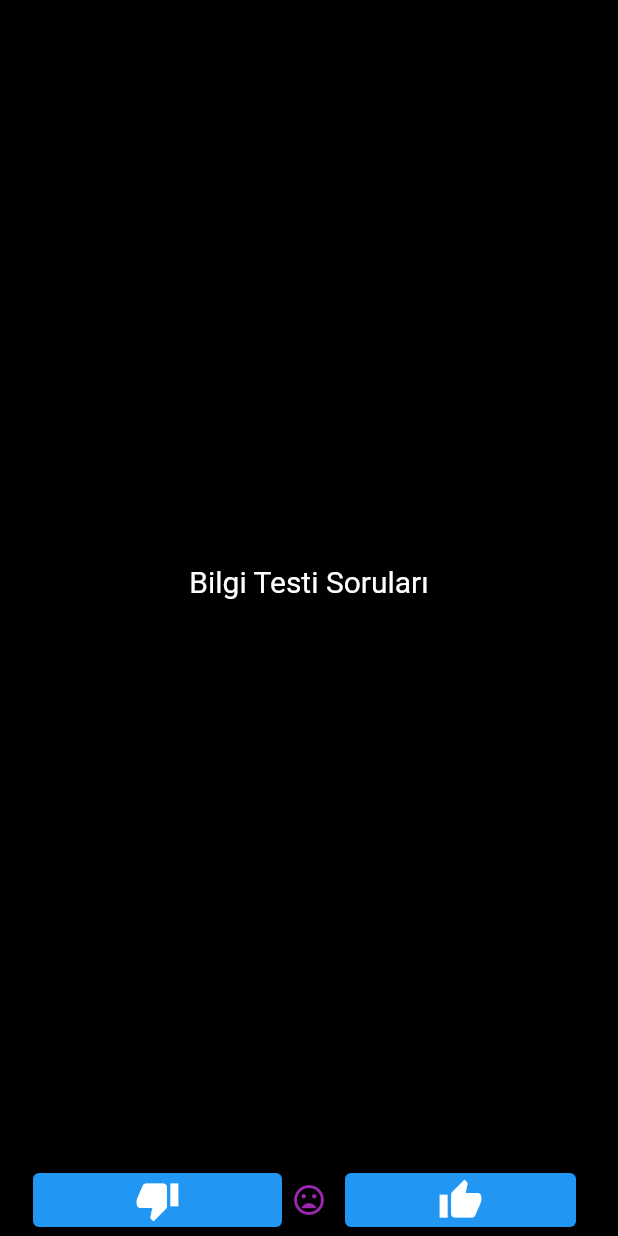
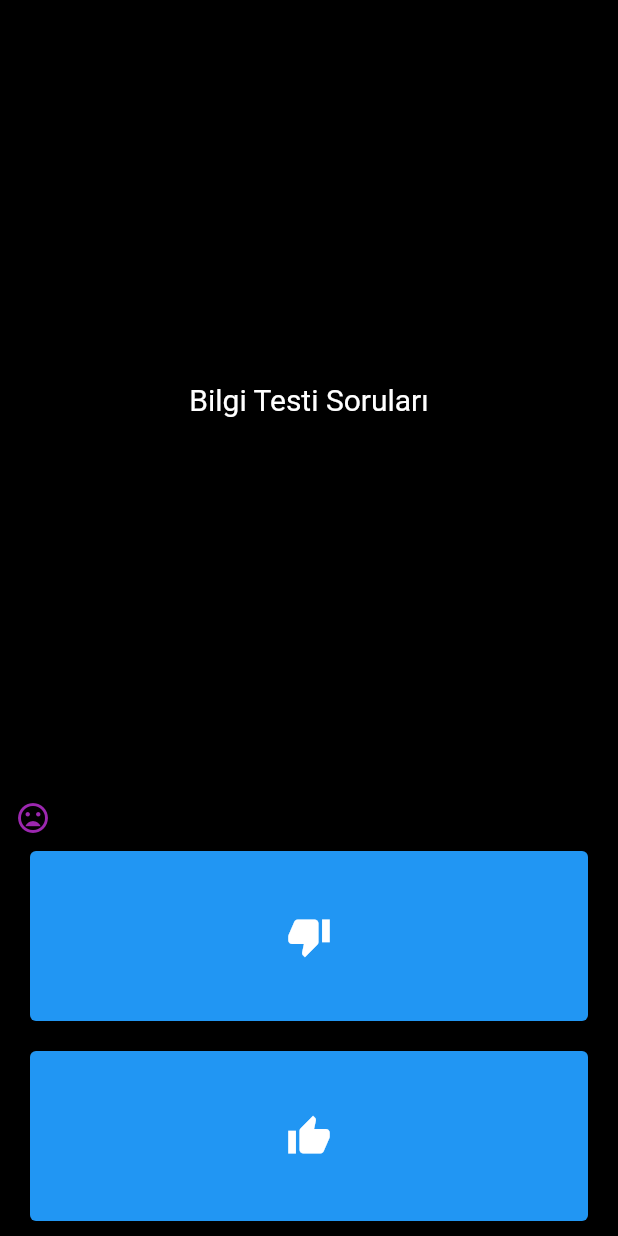
Before and after one commit to gulceefe/bilgikartlari.dart, a Flutter app: the screen it shows after launch, after a tap on the "thumb down" icon, on a phone screen of 412 x 824 dp. Run offline on Flutter 3.47's test engine with Material 2 defaults, Android fonts, the phone set to English and light mode, and no system bars.

Commit message:
Row ile düzenlenmedi, alt alta bırakıldı. Güseloldu.

```diff
--- a/lib/main.dart
+++ b/lib/main.dart
@@ -1,10 +1,9 @@
-
 import 'package:flutter/material.dart';
 import 'package:flutter/widgets.dart';
 
 import 'constants.dart';
 
-void main () => runApp(BilgiTesti());
+void main() => runApp(BilgiTesti());
 
 class BilgiTesti extends StatelessWidget {
   @override
@@ -59,60 +58,45 @@ class _SoruSayfasiState extends State<SoruSayfasi> {
         ),
       ),
     ),
-        Padding(padding: EdgeInsets.symmetric(horizontal: 6.0),
-        child: Row(
-          children: [
+    Row(
+    children: secimler,
+    ),
         Expanded(
+          flex:1,
             child: Padding(
-            padding: EdgeInsets.symmetric(horizontal: 6.0),
+            padding: const EdgeInsets.all(10.0),
               child: ElevatedButton(
-
                 onPressed: (){
                   setState(() {
                     secimler.add(kYanlisIconu);
+                  }); //setstate
+                  }, //onpressed
+                child: Icon(
+                  Icons.thumb_down,
+                  size: 30.0,
+                  color: Colors.white,
+
+              ),)
+            ),
+        ),
+    Expanded(
+      flex: 1,
+      child: Padding(
+        padding: const EdgeInsets.all(10.0),
+        child: ElevatedButton(
+        onPressed: (){
+          setState(() {
+            secimler.add(kDogruIconu);
           });
-
-
         },
         child: Icon(
-                  Icons.thumb_down,
+        Icons.thumb_up,
         size: 30.0,
         color: Colors.white,
         ),
         ),
       ),
     ),
-            Row(
-              children: secimler,
-            ),
-            Expanded(
-              flex:1,
-              child: Padding(
-                padding: EdgeInsets.symmetric(horizontal: 6.0),
-                child: Row(
-                  children: [
-                    Expanded( child:Padding(padding: EdgeInsets.symmetric(horizontal: 6),
-
-                      child: ElevatedButton(
-
-                        child: Icon(Icons.thumb_up,
-                          size: 30.0,
-                          color: Colors.white,
-                        ),
-                        onPressed: (){
-                          setState(() {
-                            secimler.add(kDogruIconu);
-                          });
-                        },
-                      ),
-                    ),
-                    ),
-                  ],
-                ),
-            ),
-            ),
-        ],),
-        ),
         ],
     );
   }
```
Lines whose indentation alone changed are shown as unchanged.
